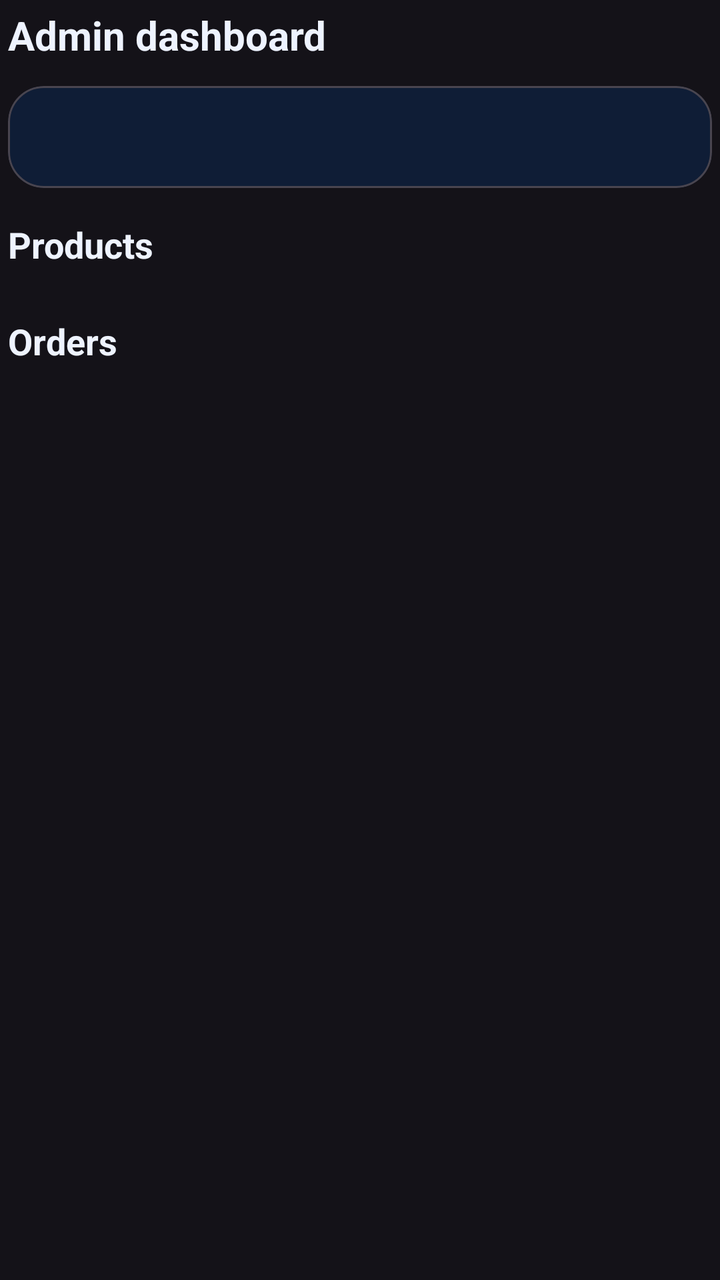
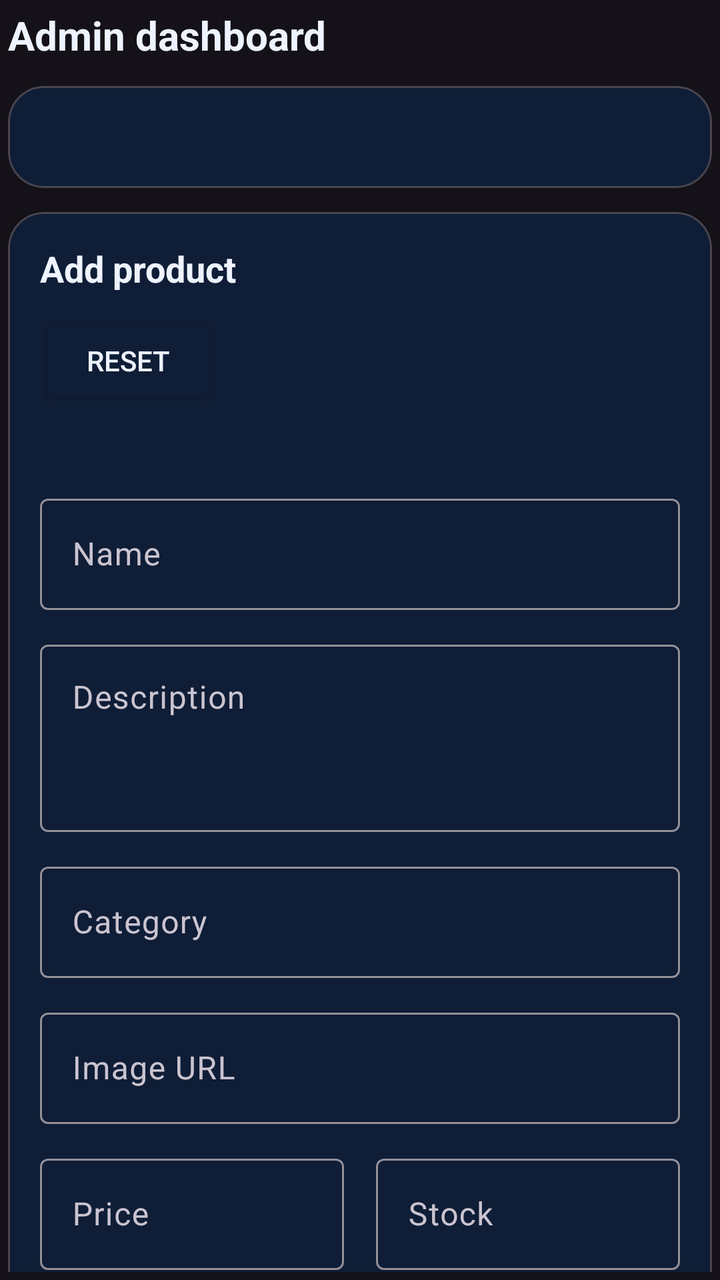

Screens rendered from an Android XML layout before and after an edit, with the pre-edit source and the edit as a unified diff.
<!-- AndroidManifest.xml: application theme Theme.CartMart -->
<!-- res/layout/fragment_admin.xml -->
<?xml version="1.0" encoding="utf-8"?>
<androidx.core.widget.NestedScrollView xmlns:android="http://schemas.android.com/apk/res/android"
    xmlns:app="http://schemas.android.com/apk/res-auto"
    android:layout_width="match_parent"
    android:layout_height="match_parent"
    android:fillViewport="true"
    android:padding="4dp">

    <LinearLayout
        android:layout_width="match_parent"
        android:layout_height="wrap_content"
        android:orientation="vertical">

        <TextView
            android:layout_width="wrap_content"
            android:layout_height="wrap_content"
            android:text="Admin dashboard"
            android:textColor="@color/cartmart_text"
            android:textSize="20sp"
            android:textStyle="bold" />

        <com.google.android.material.card.MaterialCardView
            android:layout_width="match_parent"
            android:layout_height="wrap_content"
            android:layout_marginTop="12dp"
            app:cardBackgroundColor="@color/cartmart_surface"
            app:cardCornerRadius="18dp">

            <LinearLayout
                android:id="@+id/adminStatsContainer"
                android:layout_width="match_parent"
                android:layout_height="wrap_content"
                android:orientation="vertical"
                android:padding="16dp">

                <TextView
                    android:id="@+id/adminStatsText"
                    android:layout_width="match_parent"
                    android:layout_height="wrap_content"
                    android:textColor="@color/cartmart_text"
                    android:textSize="14sp" />
            </LinearLayout>
        </com.google.android.material.card.MaterialCardView>

        <TextView
            android:layout_width="wrap_content"
            android:layout_height="wrap_content"
            android:layout_marginTop="16dp"
            android:text="Products"
            android:textColor="@color/cartmart_text"
            android:textSize="18sp"
            android:textStyle="bold" />

        <androidx.recyclerview.widget.RecyclerView
            android:id="@+id/adminProductsRecycler"
            android:layout_width="match_parent"
            android:layout_height="wrap_content"
            android:nestedScrollingEnabled="false"
            android:layout_marginTop="8dp" />

        <TextView
            android:layout_width="wrap_content"
            android:layout_height="wrap_content"
            android:layout_marginTop="16dp"
            android:text="Orders"
            android:textColor="@color/cartmart_text"
            android:textSize="18sp"
            android:textStyle="bold" />

        <androidx.recyclerview.widget.RecyclerView
            android:id="@+id/adminOrdersRecycler"
            android:layout_width="match_parent"
            android:layout_height="wrap_content"
            android:nestedScrollingEnabled="false"
            android:layout_marginTop="8dp" />
    </LinearLayout>
</androidx.core.widget.NestedScrollView>
<!-- resources referenced by this layout -->
<resources>
  <color name="cartmart_surface">#0F1D36</color>
  <color name="cartmart_text">#EEF3FF</color>
  <style name="Theme.CartMart" parent="Base.Theme.CartMart" />
  <style name="Base.Theme.CartMart" parent="Theme.Material3.Dark.NoActionBar">
          <item name="colorPrimary">@color/cartmart_accent</item>
          <item name="colorSecondary">@color/cartmart_accent_dark</item>
          <item name="colorTertiary">@color/cartmart_surface</item>
          <item name="android:statusBarColor">@color/cartmart_bg</item>
          <item name="android:navigationBarColor">@color/cartmart_bg</item>
          <item name="android:textColorPrimary">@color/cartmart_text</item>
          <item name="android:textColorSecondary">@color/cartmart_muted</item>
      </style>
  <color name="cartmart_accent">#29D3B2</color>
  <color name="cartmart_accent_dark">#1CB898</color>
  <color name="cartmart_bg">#07111F</color>
  <color name="cartmart_muted">#A7B3CF</color>
</resources>

<!-- the commit's change to res/layout/fragment_admin.xml (unified diff, before → after) -->
@@ -42,6 +42,165 @@
             </LinearLayout>
         </com.google.android.material.card.MaterialCardView>
 
+        <com.google.android.material.card.MaterialCardView
+            android:layout_width="match_parent"
+            android:layout_height="wrap_content"
+            android:layout_marginTop="12dp"
+            app:cardBackgroundColor="@color/cartmart_surface"
+            app:cardCornerRadius="18dp"
+            app:cardElevation="3dp">
+
+            <LinearLayout
+                android:layout_width="match_parent"
+                android:layout_height="wrap_content"
+                android:orientation="vertical"
+                android:padding="16dp">
+
+                <TextView
+                    android:id="@+id/productFormTitle"
+                    android:layout_width="wrap_content"
+                    android:layout_height="wrap_content"
+                    android:text="Add product"
+                    android:textColor="@color/cartmart_text"
+                    android:textSize="18sp"
+                    android:textStyle="bold" />
+
+                <Button
+                    android:id="@+id/resetProductButton"
+                    android:layout_width="wrap_content"
+                    android:layout_height="wrap_content"
+                    android:layout_marginTop="10dp"
+                    android:backgroundTint="@color/cartmart_surface"
+                    android:text="Reset"
+                    android:textColor="@color/cartmart_text" />
+
+                <TextView
+                    android:id="@+id/productFormMessage"
+                    android:layout_width="match_parent"
+                    android:layout_height="wrap_content"
+                    android:layout_marginTop="10dp"
+                    android:textColor="@color/cartmart_muted"
+                    android:textSize="13sp" />
+
+                <com.google.android.material.textfield.TextInputLayout
+                    android:layout_width="match_parent"
+                    android:layout_height="wrap_content"
+                    android:layout_marginTop="12dp"
+                    android:hint="Name">
+
+                    <com.google.android.material.textfield.TextInputEditText
+                        android:id="@+id/productNameInput"
+                        android:layout_width="match_parent"
+                        android:layout_height="wrap_content"
+                        android:textColor="@color/cartmart_text"
+                        android:textColorHint="@color/cartmart_muted" />
+                </com.google.android.material.textfield.TextInputLayout>
+
+                <com.google.android.material.textfield.TextInputLayout
+                    android:layout_width="match_parent"
+                    android:layout_height="wrap_content"
+                    android:layout_marginTop="12dp"
+                    android:hint="Description">
+
+                    <com.google.android.material.textfield.TextInputEditText
+                        android:id="@+id/productDescriptionInput"
+                        android:layout_width="match_parent"
+                        android:layout_height="wrap_content"
+                        android:gravity="top"
+                        android:inputType="textMultiLine"
+                        android:minLines="3"
+                        android:textColor="@color/cartmart_text"
+                        android:textColorHint="@color/cartmart_muted" />
+                </com.google.android.material.textfield.TextInputLayout>
+
+                <com.google.android.material.textfield.TextInputLayout
+                    android:layout_width="match_parent"
+                    android:layout_height="wrap_content"
+                    android:layout_marginTop="12dp"
+                    android:hint="Category">
+
+                    <com.google.android.material.textfield.TextInputEditText
+                        android:id="@+id/productCategoryInput"
+                        android:layout_width="match_parent"
+                        android:layout_height="wrap_content"
+                        android:textColor="@color/cartmart_text"
+                        android:textColorHint="@color/cartmart_muted" />
+                </com.google.android.material.textfield.TextInputLayout>
+
+                <com.google.android.material.textfield.TextInputLayout
+                    android:layout_width="match_parent"
+                    android:layout_height="wrap_content"
+                    android:layout_marginTop="12dp"
+                    android:hint="Image URL">
+
+                    <com.google.android.material.textfield.TextInputEditText
+                        android:id="@+id/productImageUrlInput"
+                        android:layout_width="match_parent"
+                        android:layout_height="wrap_content"
+                        android:inputType="textUri"
+                        android:textColor="@color/cartmart_text"
+                        android:textColorHint="@color/cartmart_muted" />
+                </com.google.android.material.textfield.TextInputLayout>
+
+                <LinearLayout
+                    android:layout_width="match_parent"
+                    android:layout_height="wrap_content"
+                    android:layout_marginTop="12dp"
+                    android:orientation="horizontal"
+                    android:weightSum="2">
+
+                    <com.google.android.material.textfield.TextInputLayout
+                        android:layout_width="0dp"
+                        android:layout_height="wrap_content"
+                        android:layout_marginEnd="8dp"
+                        android:layout_weight="1"
+                        android:hint="Price">
+
+                        <com.google.android.material.textfield.TextInputEditText
+                            android:id="@+id/productPriceInput"
+                            android:layout_width="match_parent"
+                            android:layout_height="wrap_content"
+                            android:inputType="numberDecimal"
+                            android:textColor="@color/cartmart_text"
+                            android:textColorHint="@color/cartmart_muted" />
+                    </com.google.android.material.textfield.TextInputLayout>
+
+                    <com.google.android.material.textfield.TextInputLayout
+                        android:layout_width="0dp"
+                        android:layout_height="wrap_content"
+                        android:layout_marginStart="8dp"
+                        android:layout_weight="1"
+                        android:hint="Stock">
+
+                        <com.google.android.material.textfield.TextInputEditText
+                            android:id="@+id/productStockInput"
+                            android:layout_width="match_parent"
+                            android:layout_height="wrap_content"
+                            android:inputType="number"
+                            android:textColor="@color/cartmart_text"
+                            android:textColorHint="@color/cartmart_muted" />
+                    </com.google.android.material.textfield.TextInputLayout>
+                </LinearLayout>
+
+                <com.google.android.material.switchmaterial.SwitchMaterial
+                    android:id="@+id/productFeaturedSwitch"
+                    android:layout_width="wrap_content"
+                    android:layout_height="wrap_content"
+                    android:layout_marginTop="8dp"
+                    android:text="Featured"
+                    android:textColor="@color/cartmart_text" />
+
+                <Button
+                    android:id="@+id/productSubmit"
+                    android:layout_width="match_parent"
+                    android:layout_height="wrap_content"
+                    android:layout_marginTop="16dp"
+                    android:backgroundTint="@color/cartmart_accent"
+                    android:text="Save product"
+                    android:textColor="@android:color/black" />
+            </LinearLayout>
+        </com.google.android.material.card.MaterialCardView>
+
         <TextView
             android:layout_width="wrap_content"
             android:layout_height="wrap_content"
@@ -55,8 +214,8 @@
             android:id="@+id/adminProductsRecycler"
             android:layout_width="match_parent"
             android:layout_height="wrap_content"
-            android:nestedScrollingEnabled="false"
-            android:layout_marginTop="8dp" />
+            android:layout_marginTop="8dp"
+            android:nestedScrollingEnabled="false" />
 
         <TextView
             android:layout_width="wrap_content"
@@ -71,7 +230,7 @@
             android:id="@+id/adminOrdersRecycler"
             android:layout_width="match_parent"
             android:layout_height="wrap_content"
-            android:nestedScrollingEnabled="false"
-            android:layout_marginTop="8dp" />
+            android:layout_marginTop="8dp"
+            android:nestedScrollingEnabled="false" />
     </LinearLayout>
 </androidx.core.widget.NestedScrollView>
<!-- resource entries referenced after the edit -->
@@ -1,5 +1,7 @@
 <!-- resources referenced by this layout -->
 <resources>
+  <color name="cartmart_accent">#29D3B2</color>
+  <color name="cartmart_muted">#A7B3CF</color>
   <color name="cartmart_surface">#0F1D36</color>
   <color name="cartmart_text">#EEF3FF</color>
   <style name="Theme.CartMart" parent="Base.Theme.CartMart" />
@@ -12,9 +14,7 @@
           <item name="android:textColorPrimary">@color/cartmart_text</item>
           <item name="android:textColorSecondary">@color/cartmart_muted</item>
       </style>
-  <color name="cartmart_accent">#29D3B2</color>
   <color name="cartmart_accent_dark">#1CB898</color>
   <color name="cartmart_bg">#07111F</color>
-  <color name="cartmart_muted">#A7B3CF</color>
 </resources>
 
